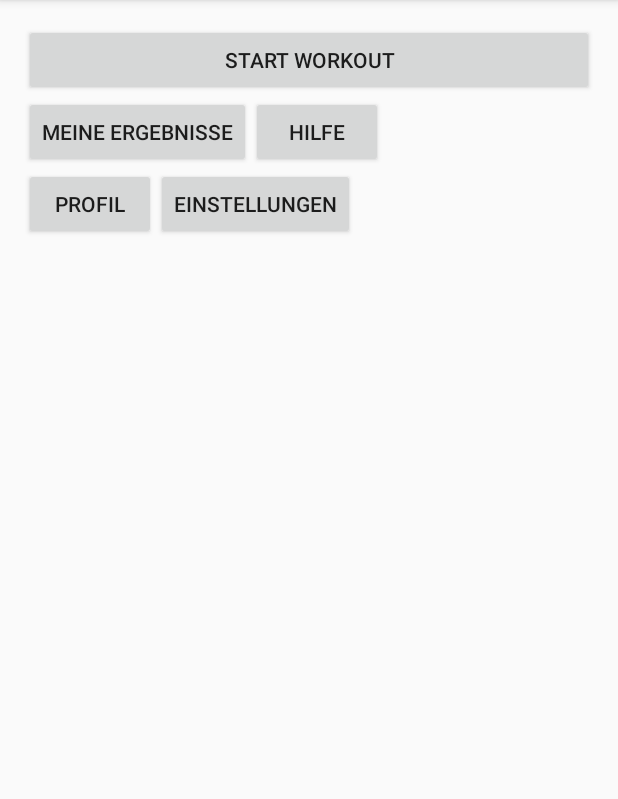
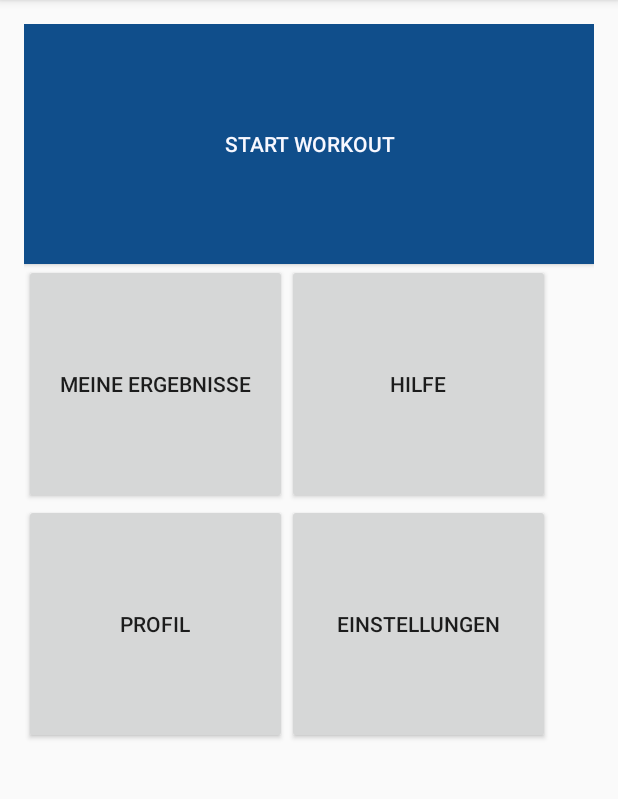
Before and after one commit to ThiloZiel/URfit, an Android app: the screen it shows after launch (MainActivity), on a phone screen of 412 x 824 dp, the part 84-883 px from its top. Run offline under Robolectric (Android 15) with nearby library versions, the phone set to English and light mode, and no system bars.

Commit message:
Main Aktivity Layout

```diff
--- a/app/src/main/res/layout/activity_main.xml
+++ b/app/src/main/res/layout/activity_main.xml
@@ -10,41 +10,43 @@
     tools:context="android.mi.ur.de.urfit.MainActivity">
 
     <Button
+        android:background="@color/DodgerBlue4"
+        android:textColor="@color/GhostWhite"
         android:layout_width="match_parent"
-        android:layout_height="wrap_content"
-        android:text="Start Workout"
+        android:layout_height="@dimen/Button_Height"
+        android:text="@string/start_workout_Button"
         android:id="@+id/startButton"
         android:layout_alignParentTop="true"
         android:layout_alignParentStart="true" />
 
     <Button
-        android:layout_width="wrap_content"
-        android:layout_height="wrap_content"
-        android:text="Meine Ergebnisse"
+        android:layout_width="@dimen/Button_Width"
+        android:layout_height="@dimen/Button_Height"
+        android:text="@string/meine_ergebnisse_Button"
         android:id="@+id/ErgebnisButton"
         android:layout_below="@+id/startButton"
         android:layout_alignParentStart="true" />
 
     <Button
-        android:layout_width="wrap_content"
-        android:layout_height="wrap_content"
-        android:text="Profil"
+        android:layout_width="@dimen/Button_Width"
+        android:layout_height="@dimen/Button_Height"
+        android:text="@string/profil_Button"
         android:id="@+id/profilButton"
         android:layout_below="@+id/ErgebnisButton"
         android:layout_alignParentStart="true" />
 
     <Button
-        android:layout_width="wrap_content"
-        android:layout_height="wrap_content"
-        android:text="Einstellungen"
+        android:layout_width="@dimen/Button_Width"
+        android:layout_height="@dimen/Button_Height"
+        android:text="@string/einstellungen_Button"
         android:id="@+id/einstellungsButton"
         android:layout_below="@id/ErgebnisButton"
         android:layout_toEndOf="@+id/profilButton" />
 
     <Button
-        android:layout_width="wrap_content"
-        android:layout_height="wrap_content"
-        android:text="Hilfe"
+        android:layout_width="@dimen/Button_Width"
+        android:layout_height="@dimen/Button_Height"
+        android:text="@string/hilfe_Button"
         android:id="@+id/hilfeButton"
         android:layout_below="@+id/startButton"
         android:layout_toEndOf="@+id/ErgebnisButton" />
--- a/app/src/main/res/values/colors.xml
+++ b/app/src/main/res/values/colors.xml
@@ -3,4 +3,6 @@
     <color name="colorPrimary">#3F51B5</color>
     <color name="colorPrimaryDark">#303F9F</color>
     <color name="colorAccent">#FF4081</color>
+    <color name="DodgerBlue4">#104e8b</color>
+    <color name="GhostWhite">#F8F8FF</color>
 </resources>
--- a/app/src/main/res/values/dimens.xml
+++ b/app/src/main/res/values/dimens.xml
@@ -2,4 +2,6 @@
     <!-- Default screen margins, per the Android Design guidelines. -->
     <dimen name="activity_horizontal_margin">16dp</dimen>
     <dimen name="activity_vertical_margin">16dp</dimen>
+    <dimen name="Button_Width">175dp</dimen>
+    <dimen name="Button_Height">160dp</dimen>
 </resources>
--- a/app/src/main/res/values/strings.xml
+++ b/app/src/main/res/values/strings.xml
@@ -1,3 +1,8 @@
 <resources>
     <string name="app_name">URfit</string>
+    <string name="start_workout_Button">Start Workout</string>
+    <string name="meine_ergebnisse_Button">Meine Ergebnisse</string>
+    <string name="profil_Button">Profil</string>
+    <string name="einstellungen_Button">Einstellungen</string>
+    <string name="hilfe_Button">Hilfe</string>
 </resources>
```
